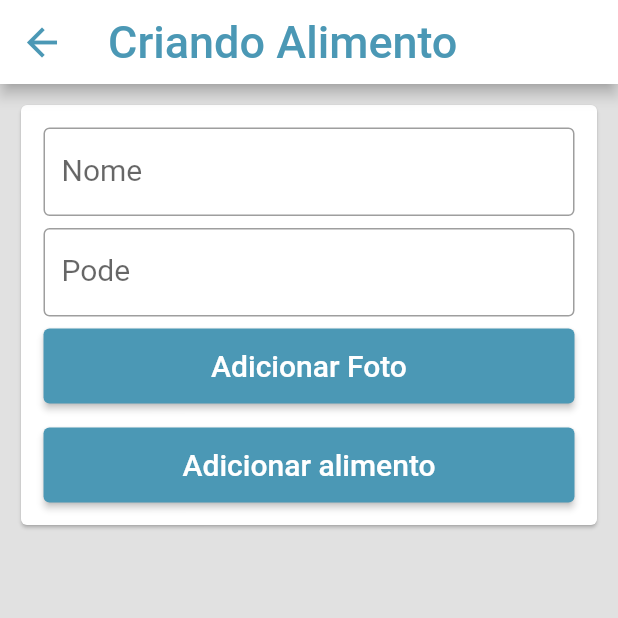
After one commit to BrunoVollin/help_rem, a Flutter app: the CreateFood screen opened by its route, on a phone screen of 412 x 824 dp, the top half of it. The commit adds this screen. Run offline on Flutter 3.47's test engine with Material 2 defaults, Android fonts, the phone set to English and light mode, and no system bars.

Commit message:
fix food page

```diff
--- a/lib/routes.dart
+++ b/lib/routes.dart
@@ -1,6 +1,7 @@
 import 'package:flutter/material.dart';
 import 'package:help_rem/theme/blue.dart';
 import 'package:help_rem/views/create_account_page.dart';
+import 'package:help_rem/views/create_food.dart';
 import 'package:help_rem/views/dear_one_create.dart';
 import 'package:help_rem/views/dear_one_list.dart';
 import 'package:help_rem/views/dear_one_specific.dart';
@@ -30,6 +31,7 @@ class Routes extends StatelessWidget {
           '/medicine_page': (context) => MedicinePage(),
           '/create_medicine': (context) => CreateMedicine(),
           '/food_page': (context) => FoodPage(),
+          '/create_food':(context) => CreateFood()
         });
   }
 }
--- /dev/null
+++ b/lib/views/create_food.dart
@@ -0,0 +1,62 @@
+import 'package:flutter/material.dart';
+import 'package:help_rem/widgets/blue_button.dart';
+import 'package:help_rem/widgets/blue_text_field.dart';
+import 'package:help_rem/widgets/blue_text_field_multiline.dart';
+
+class CreateFood extends StatelessWidget {
+  @override
+  Widget build(BuildContext context) {
+    return Container(
+      child: Scaffold(
+        appBar: AppBar(
+          backgroundColor: Colors.white,
+          leading: IconButton(
+            iconSize: 30,
+            icon: Icon(Icons.arrow_back, color: Color(0xff4B98B5)),
+            onPressed: () => Navigator.of(context).pop(),
+          ),
+          title: Text(
+            "Criando Alimento",
+            style: TextStyle(
+              color: Color(0xff4B98B5),
+              fontSize: 30,
+            ),
+          ),
+        ),
+        body: CreateFoodBox(),
+      ),
+    );
+  }
+}
+
+class CreateFoodBox extends StatelessWidget {
+  @override
+  Widget build(BuildContext context) {
+    return Container(
+      width: double.infinity,
+      height: double.infinity,
+      color: Color(0xffE1E1E1),
+      child: Padding(
+        padding: const EdgeInsets.all(10.0),
+        child: SingleChildScrollView(
+          child: Card(
+            child: Padding(
+              padding: const EdgeInsets.all(15.0),
+              child: Column(
+                children: [
+                  BlueTextField(onChange: () {}, text: "Nome"),
+                  SizedBox(height: 8),
+                  BlueTextField(onChange: () {}, text: "Pode"),
+                  SizedBox(height: 8),
+                  BlueButton("Adicionar Foto", () {}),
+                  SizedBox(height: 16),
+                  BlueButton("Adicionar alimento", () {})
+                ],
+              ),
+            ),
+          ),
+        ),
+      ),
+    );
+  }
+}
--- a/lib/views/food_page.dart
+++ b/lib/views/food_page.dart
@@ -32,6 +32,7 @@ class FoodPage extends StatelessWidget{
         child: ListView(
           children: [
             SizedBox(height: 5),
+
           ],
         ),
       ),
```
Also changed, not shown: lib/widgets/food_card.dart (added).
